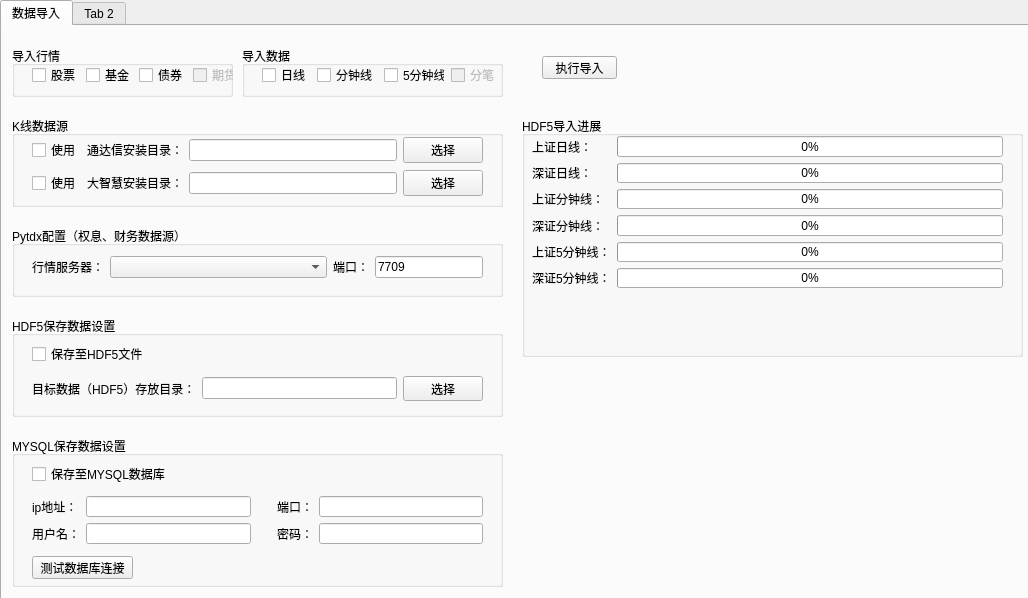
Qt form hikyuu_python/tools/maintain/MainWindow.ui (fasiondog/hikyuu) before a commit.
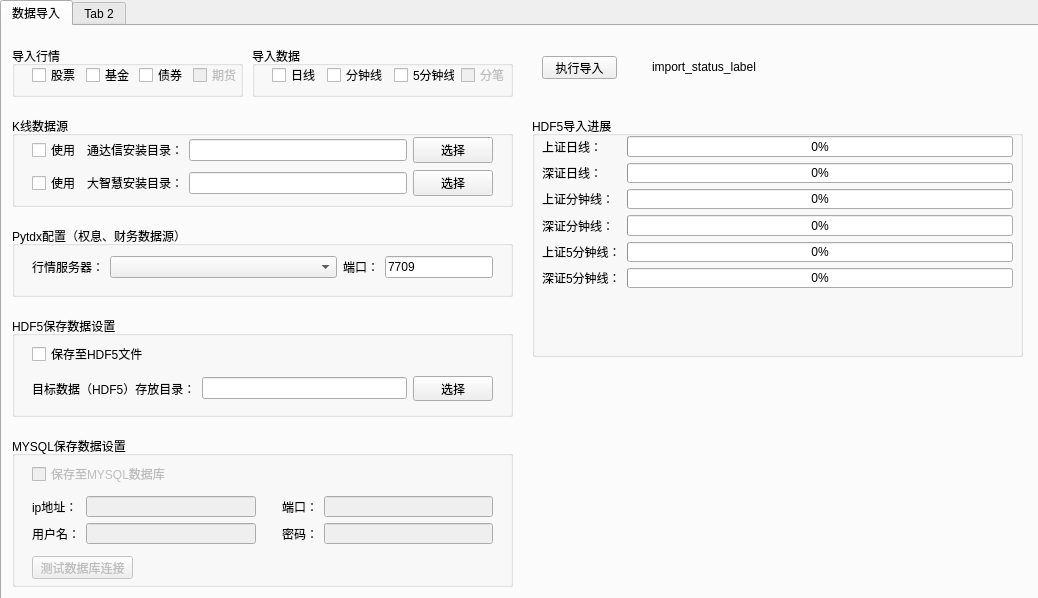
The same form after that commit.

Patch:
```diff
--- a/hikyuu_python/tools/maintain/MainWindow.ui
+++ b/hikyuu_python/tools/maintain/MainWindow.ui
@@ -6,7 +6,7 @@
    <rect>
     <x>0</x>
     <y>0</y>
-    <width>1028</width>
+    <width>1038</width>
     <height>598</height>
    </rect>
   </property>
@@ -19,7 +19,7 @@
      <rect>
       <x>0</x>
       <y>0</y>
-      <width>1031</width>
+      <width>1041</width>
       <height>601</height>
      </rect>
     </property>
@@ -48,7 +48,7 @@
        <rect>
         <x>10</x>
         <y>90</y>
-        <width>491</width>
+        <width>501</width>
         <height>91</height>
        </rect>
       </property>
@@ -60,7 +60,7 @@
         <rect>
          <x>20</x>
          <y>20</y>
-         <width>451</width>
+         <width>461</width>
          <height>61</height>
         </rect>
        </property>
@@ -121,7 +121,7 @@
        <rect>
         <x>10</x>
         <y>200</y>
-        <width>491</width>
+        <width>501</width>
         <height>71</height>
        </rect>
       </property>
@@ -133,7 +133,7 @@
         <rect>
          <x>20</x>
          <y>30</y>
-         <width>451</width>
+         <width>461</width>
          <height>22</height>
         </rect>
        </property>
@@ -179,7 +179,7 @@
        <rect>
         <x>10</x>
         <y>290</y>
-        <width>491</width>
+        <width>501</width>
         <height>101</height>
        </rect>
       </property>
@@ -191,7 +191,7 @@
         <rect>
          <x>20</x>
          <y>60</y>
-         <width>451</width>
+         <width>461</width>
          <height>25</height>
         </rect>
        </property>
@@ -234,7 +234,7 @@
        <rect>
         <x>10</x>
         <y>410</y>
-        <width>491</width>
+        <width>501</width>
         <height>151</height>
        </rect>
       </property>
@@ -242,6 +242,9 @@
        <string>MYSQL保存数据设置</string>
       </property>
       <widget class="QCheckBox" name="mysql_enable_checkBox">
+       <property name="enabled">
+        <bool>false</bool>
+       </property>
        <property name="geometry">
         <rect>
          <x>20</x>
@@ -255,6 +258,9 @@
        </property>
       </widget>
       <widget class="QPushButton" name="pushButton_5">
+       <property name="enabled">
+        <bool>false</bool>
+       </property>
        <property name="geometry">
         <rect>
          <x>20</x>
@@ -272,16 +278,24 @@
         <rect>
          <x>20</x>
          <y>60</y>
-         <width>451</width>
+         <width>461</width>
          <height>48</height>
         </rect>
        </property>
        <layout class="QGridLayout" name="gridLayout_4">
         <item row="1" column="4">
-         <widget class="QLineEdit" name="mysql_pwd_lineEdit"/>
+         <widget class="QLineEdit" name="mysql_pwd_lineEdit">
+          <property name="enabled">
+           <bool>false</bool>
+          </property>
+         </widget>
         </item>
         <item row="1" column="1">
-         <widget class="QLineEdit" name="mysql_usr_lineEdit"/>
+         <widget class="QLineEdit" name="mysql_usr_lineEdit">
+          <property name="enabled">
+           <bool>false</bool>
+          </property>
+         </widget>
         </item>
         <item row="1" column="3">
          <widget class="QLabel" name="label_7">
@@ -291,10 +305,18 @@
          </widget>
         </item>
         <item row="0" column="1">
-         <widget class="QLineEdit" name="mysql_host_lineEdit"/>
+         <widget class="QLineEdit" name="mysql_host_lineEdit">
+          <property name="enabled">
+           <bool>false</bool>
+          </property>
+         </widget>
         </item>
         <item row="0" column="4">
-         <widget class="QLineEdit" name="mysql_port_lineEdit"/>
+         <widget class="QLineEdit" name="mysql_port_lineEdit">
+          <property name="enabled">
+           <bool>false</bool>
+          </property>
+         </widget>
         </item>
         <item row="0" column="0">
          <widget class="QLabel" name="label_4">
@@ -339,9 +361,9 @@
      <widget class="QGroupBox" name="groupBox_5">
       <property name="geometry">
        <rect>
-        <x>520</x>
+        <x>530</x>
         <y>90</y>
-        <width>501</width>
+        <width>491</width>
         <height>241</height>
        </rect>
       </property>
@@ -448,7 +470,7 @@
      <widget class="QGroupBox" name="groupBox_6">
       <property name="geometry">
        <rect>
-        <x>240</x>
+        <x>250</x>
         <y>20</y>
         <width>261</width>
         <height>51</height>
@@ -506,7 +528,7 @@
        <rect>
         <x>10</x>
         <y>20</y>
-        <width>221</width>
+        <width>231</width>
         <height>51</height>
        </rect>
       </property>
@@ -557,6 +579,19 @@
        </layout>
       </widget>
      </widget>
+     <widget class="QLabel" name="import_status_label">
+      <property name="geometry">
+       <rect>
+        <x>650</x>
+        <y>30</y>
+        <width>361</width>
+        <height>21</height>
+       </rect>
+      </property>
+      <property name="text">
+       <string>import_status_label</string>
+      </property>
+     </widget>
     </widget>
     <widget class="QWidget" name="tab_2">
      <attribute name="title">
```
Left out of the diff: 12 changed lines with no effect on the pictures.
